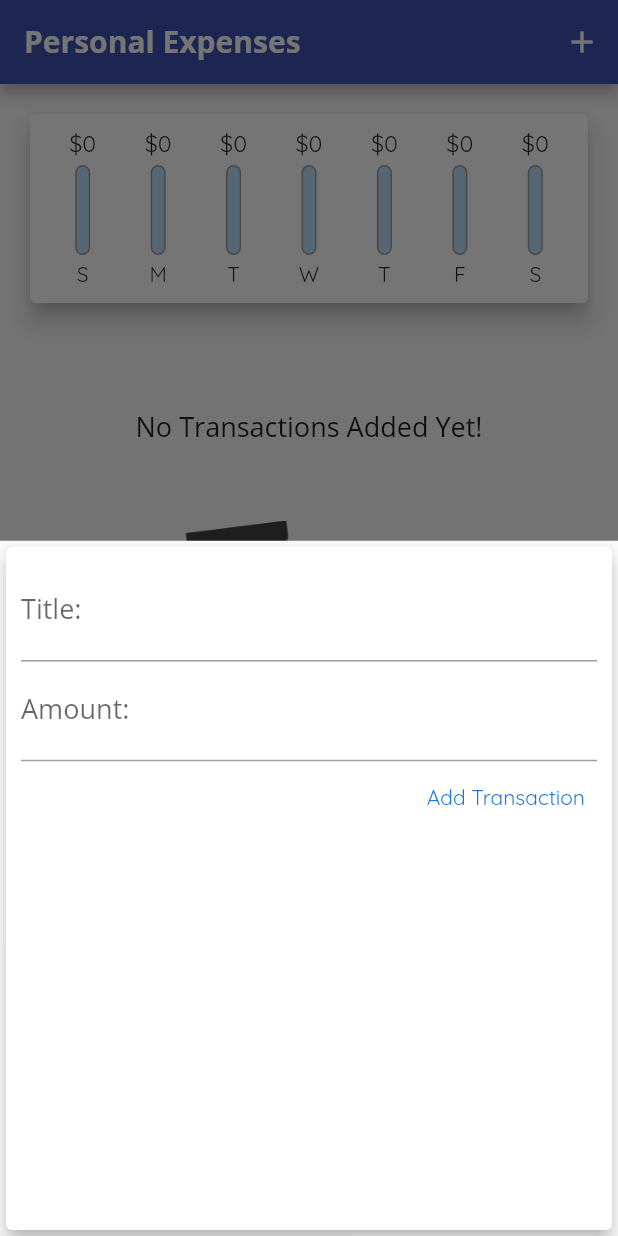
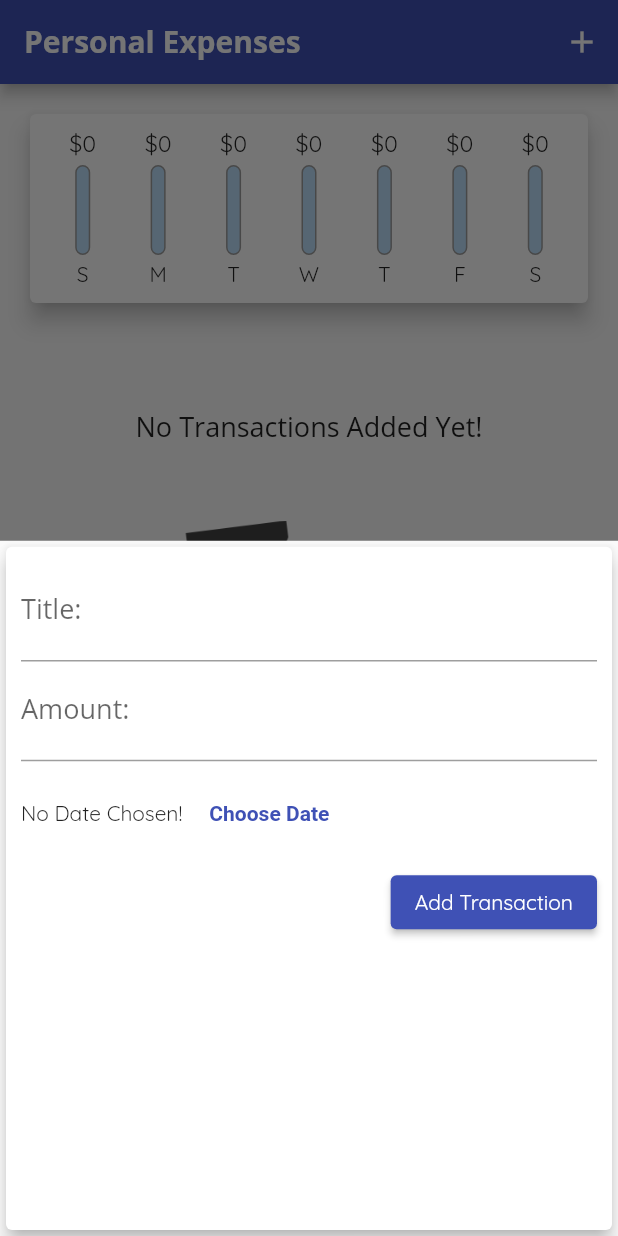
Before and after one commit to kpirabaharan/Flutter, a Flutter app: the screen it shows after launch, after a tap on the "add" icon, on a phone screen of 412 x 824 dp. Run offline on Flutter 3.47's test engine with Material 2 defaults, Android fonts, the phone set to English and light mode, and no system bars.

Commit message:
Updated Button Themes

```diff
--- a/section_4_widgets/lib/main.dart
+++ b/section_4_widgets/lib/main.dart
@@ -20,10 +20,22 @@ class MyApp extends StatelessWidget {
           ),
           fontFamily: 'Quicksand',
           textTheme: TextTheme(
-              titleMedium: TextStyle(
-            fontFamily: 'Opensans',
-            fontSize: 18,
-          )),
+            titleMedium: TextStyle(
+              fontFamily: 'Opensans',
+              fontSize: 18,
+            ),
+          ),
+          textButtonTheme: TextButtonThemeData(
+            style: TextButton.styleFrom(
+                foregroundColor: Colors.indigo,
+                textStyle: TextStyle(fontWeight: FontWeight.bold)),
+          ),
+          elevatedButtonTheme: ElevatedButtonThemeData(
+            style: TextButton.styleFrom(
+              foregroundColor: Colors.white,
+              backgroundColor: Colors.indigo,
+            ),
+          ),
           appBarTheme: AppBarTheme(
               titleTextStyle: TextStyle(
                   fontFamily: 'Opensans',
--- a/section_4_widgets/lib/widgets/new_transaction.dart
+++ b/section_4_widgets/lib/widgets/new_transaction.dart
@@ -13,7 +13,7 @@ class _NewTransactionState extends State<NewTransaction> {
   final titleController = TextEditingController();
   final amountController = TextEditingController();
 
-  void submitData() {
+  void _submitData() {
     final enteredTitle = titleController.text;
     final enteredAmount = double.parse(amountController.text);
 
@@ -39,20 +39,34 @@ class _NewTransactionState extends State<NewTransaction> {
             controller: titleController,
             decoration: InputDecoration(labelText: 'Title: '),
             // onChanged: (str) => titleInput = str,
-            onSubmitted: (_) => submitData(),
+            onSubmitted: (_) => _submitData(),
           ),
           TextField(
             controller: amountController,
             decoration: InputDecoration(labelText: 'Amount: '),
             keyboardType: TextInputType.number,
             // onChanged: (str) => amountInput = str,
-            onSubmitted: (_) => submitData(),
+            onSubmitted: (_) => _submitData(),
           ),
-          TextButton(
+          Container(
+            height: 70,
+            child: Row(
+              children: [
+                Padding(
+                  padding: const EdgeInsets.only(right: 10),
+                  child: Text('No Date Chosen!'),
+                ),
+                TextButton(
+                    onPressed: () {},
+                    child: Text(
+                      "Choose Date",
+                    ))
+              ],
+            ),
+          ),
+          ElevatedButton(
             child: Text('Add Transaction'),
-            style: TextButton.styleFrom(
-                foregroundColor: Theme.of(context).primaryColorDark),
-            onPressed: submitData,
+            onPressed: _submitData,
           )
         ]),
       ),
--- a/section_4_widgets/lib/widgets/transaction_list.dart
+++ b/section_4_widgets/lib/widgets/transaction_list.dart
@@ -45,7 +45,8 @@ class TransactionList extends StatelessWidget {
                       child: Padding(
                         padding: const EdgeInsets.all(6),
                         child: FittedBox(
-                            child: Text("\$${transactions[index].amount}")),
+                          child: Text("\$${transactions[index].amount}"),
+                        ),
                       ),
                     ),
                     title: Text(transactions[index].title,
```
